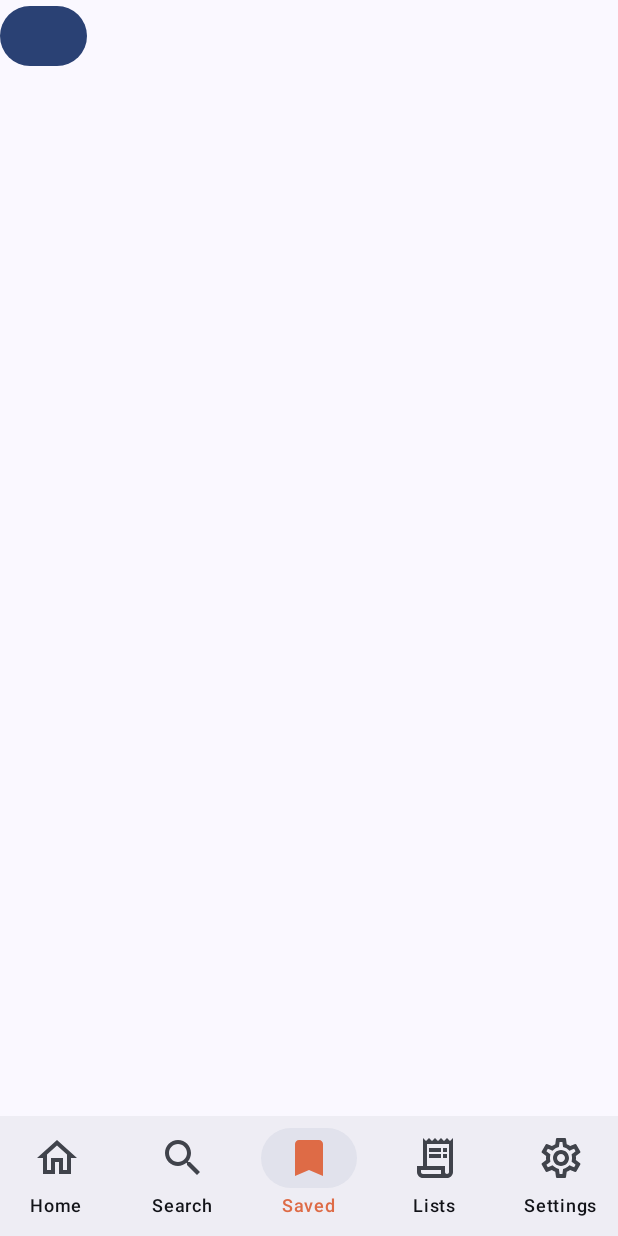
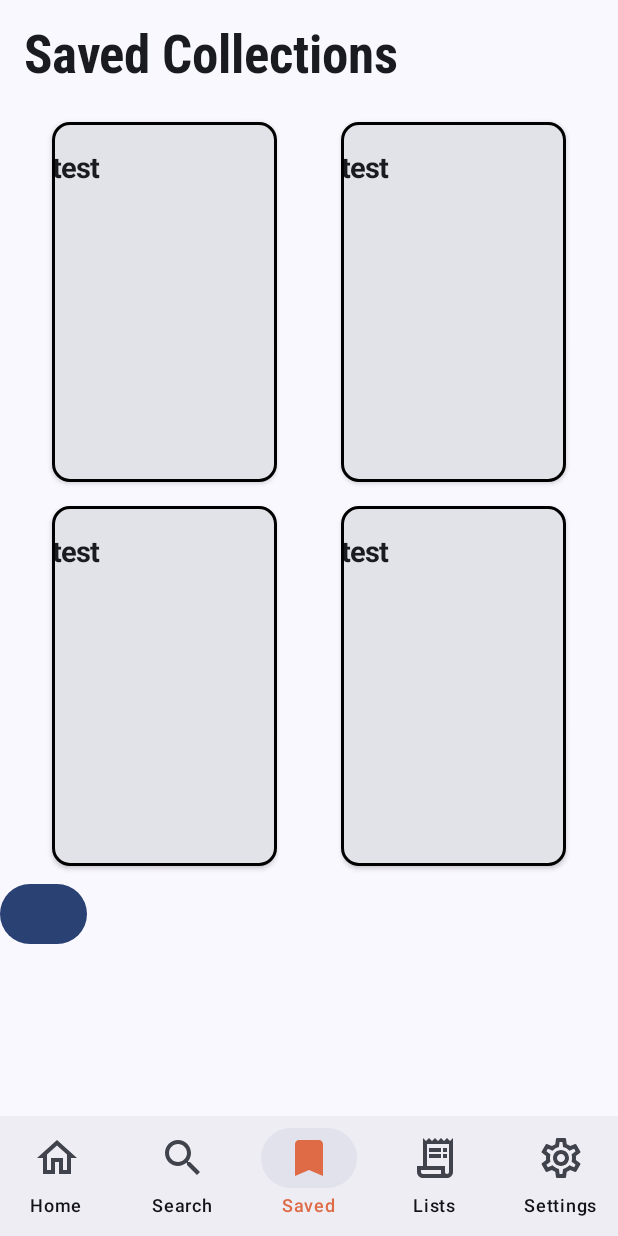
Before and after one commit to Jatinder-Sohal/FinalYearProject-HCI, an Android app built with Jetpack Compose: the screen it shows after launch (MainActivity), item 3 of the bottom bar chosen, on a phone screen of 412 x 824 dp. Run offline under Robolectric (Android 15) with nearby library versions, the phone set to English and light mode, and no system bars.

Commit message:
Created Collection data item and object. Using chunking method displayed list on screen as CollectionOption cards designed in a seperate component.

```diff
--- /dev/null
+++ b/cooking_companion/app/src/main/java/com/example/cooking_companion/data/Collection.kt
@@ -0,0 +1,8 @@
+package com.example.cooking_companion.data
+
+data class Collection(
+    val name: String,
+    val posts: Int,
+
+
+)
--- a/cooking_companion/app/src/main/java/com/example/cooking_companion/data/DataSource.kt
+++ b/cooking_companion/app/src/main/java/com/example/cooking_companion/data/DataSource.kt
@@ -33,4 +33,10 @@ object DataSource {
         Bookmark(2,"Pumpkin Soup", R.drawable.pumpkinsoup_dishes, "45 Minutes", "Moderate"),
         Bookmark(6,"Raspberry Cake", R.drawable.raspberrycake_dishes, "1 Hour 55 Minutes", "Hard"),
     )
+    val collections = listOf(
+        Collection("list1", 0),
+        Collection("list2", 0),
+        Collection("list3", 0),
+        Collection("list4", 0),
+    )
 }
--- a/cooking_companion/app/src/main/java/com/example/cooking_companion/ui/components/Collection.kt
+++ b/cooking_companion/app/src/main/java/com/example/cooking_companion/ui/components/Collection.kt
@@ -1,5 +1,6 @@
 package com.example.cooking_companion.ui.components
 
+import androidx.compose.foundation.BorderStroke
 import androidx.compose.foundation.Image
 import androidx.compose.foundation.isSystemInDarkTheme
 import androidx.compose.foundation.layout.Arrangement
@@ -11,6 +12,7 @@ import androidx.compose.foundation.layout.fillMaxWidth
 import androidx.compose.foundation.layout.height
 import androidx.compose.foundation.layout.padding
 import androidx.compose.foundation.layout.size
+import androidx.compose.foundation.layout.width
 import androidx.compose.foundation.shape.RoundedCornerShape
 import androidx.compose.material.icons.Icons
 import androidx.compose.material.icons.filled.Bookmark
@@ -27,11 +29,43 @@ import androidx.compose.ui.draw.clip
 import androidx.compose.ui.graphics.Color
 import androidx.compose.ui.layout.ContentScale
 import androidx.compose.ui.res.painterResource
+import androidx.compose.ui.text.font.FontWeight
 import androidx.compose.ui.unit.dp
 import androidx.compose.ui.unit.sp
 import com.example.cooking_companion.data.Bookmark
 
+@Composable
+fun CollectionOption(modifier : Modifier = Modifier){
+    Card(
+        modifier = modifier
+            .padding(8.dp)
+            .height(240.dp)
+            .width(150.dp),
+        shape = MaterialTheme.shapes.medium,
+        elevation = CardDefaults.cardElevation(defaultElevation = 2.dp),
+        border = BorderStroke(2.dp,Color.Black)
+    ){
+        Column(){
 
+            Text(
+                text = "test",
+                style = MaterialTheme.typography.displayMedium,
+                fontWeight = FontWeight.Bold,
+                fontSize = 19.sp,
+                modifier = Modifier
+                    .align(Alignment.CenterHorizontally)
+                    .fillMaxWidth()
+                    .padding(top = 5.dp)
+
+            )
+//                            Card(){}
+//                            Row(){
+//                                Card(){}
+//                                Card(){}
+//                            }
+        }
+    }
+}
 @Composable
 fun CollectionItem(bookmark: Bookmark,onBookmarkClick: () -> Unit, modifier: Modifier = Modifier) {
     val darkTheme = isSystemInDarkTheme()
--- a/cooking_companion/app/src/main/java/com/example/cooking_companion/ui/pages/CompanionSavedScreen.kt
+++ b/cooking_companion/app/src/main/java/com/example/cooking_companion/ui/pages/CompanionSavedScreen.kt
@@ -2,15 +2,58 @@ package com.example.cooking_companion.ui.pages
 
 
 
+import androidx.compose.foundation.BorderStroke
+import androidx.compose.foundation.Image
+import androidx.compose.foundation.layout.Arrangement
+import androidx.compose.foundation.layout.Box
+import androidx.compose.foundation.layout.Column
+import androidx.compose.foundation.layout.Row
+import androidx.compose.foundation.layout.fillMaxWidth
+import androidx.compose.foundation.layout.height
+import androidx.compose.foundation.layout.padding
+import androidx.compose.foundation.layout.width
 import androidx.compose.material3.Button
+import androidx.compose.material3.Card
+import androidx.compose.material3.CardDefaults
+import androidx.compose.material3.MaterialTheme
+import androidx.compose.material3.Text
 import androidx.compose.runtime.Composable
+import androidx.compose.ui.Alignment
 import androidx.compose.ui.Modifier
+import androidx.compose.ui.graphics.Color
+import androidx.compose.ui.layout.ContentScale
+import androidx.compose.ui.res.painterResource
+import androidx.compose.ui.text.font.FontWeight
+import androidx.compose.ui.unit.dp
+import androidx.compose.ui.unit.sp
 import androidx.navigation.NavHostController
+import com.example.cooking_companion.data.DataSource.collections
+import com.example.cooking_companion.ui.components.CollectionOption
+import com.example.cooking_companion.ui.components.RecipeCard
 
 
 @Composable
 fun CompanionSavedScreen(navController: NavHostController, modifier: Modifier = Modifier) {
-    Button(onClick = { navController.navigate("savedCollection")  }) {
+    Column(){
+        Text(
+            text = "Saved Collections",
+            style = MaterialTheme.typography.titleLarge,
+            fontSize = 35.sp,
+            modifier = modifier
+                .padding(16.dp)
+        )
+        val chunkedCollections = collections.chunked(2)
+        for (chunk in chunkedCollections) {
+            Row(
+                modifier = Modifier.fillMaxWidth(),
+                horizontalArrangement = Arrangement.SpaceEvenly
+            ) {
+                for (collection in chunk) {
+                    CollectionOption()
+                }
+            }
+        }
+        Button(onClick = { navController.navigate("savedCollection")  }) {}
+    }
 
-    }
 }
```
